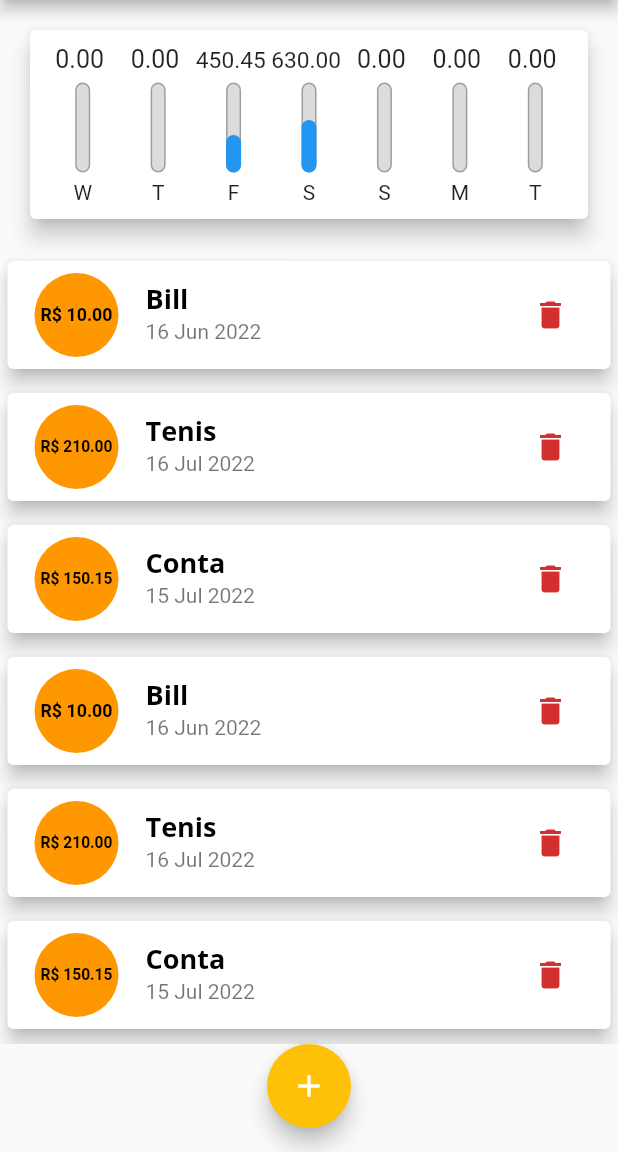
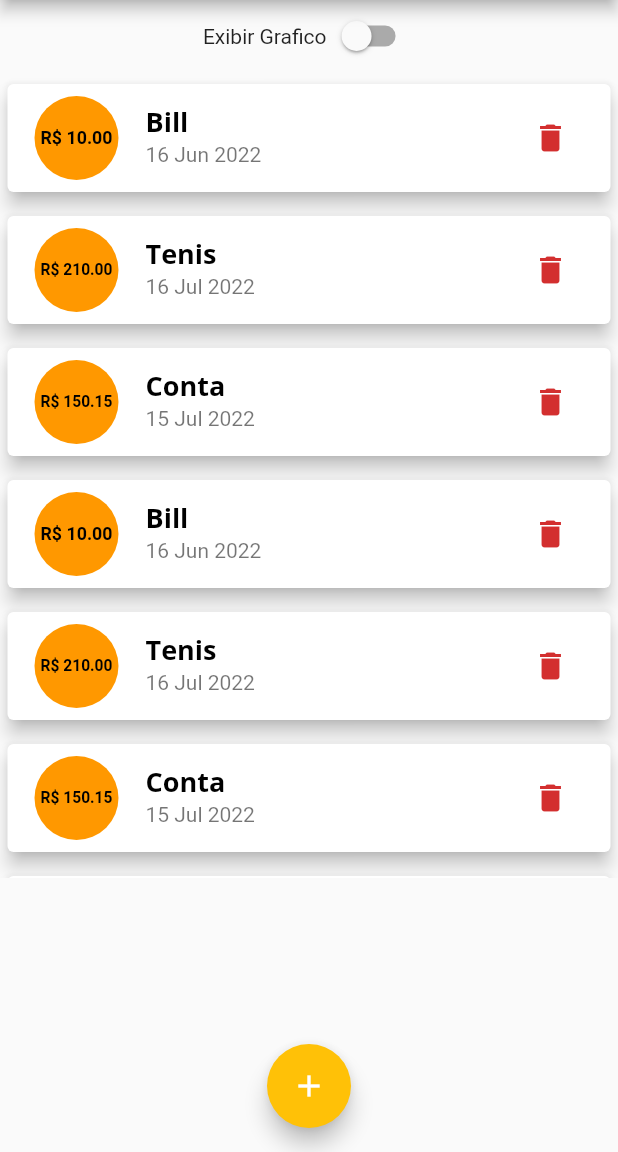
Before and after one commit to miradouro/despesas_pessoais_FLUTTER, a Flutter app: the screen it shows after launch, on a phone screen of 412 x 824 dp, the part 84-1236 px from its top. Run offline on Flutter 3.47's test engine with Material 2 defaults, Android fonts, the phone set to English and light mode, and no system bars; missing offline and left inert: dart:ffi.

Commit message:
melhorando responsividade

```diff
--- a/lib/components/chart_bar.dart
+++ b/lib/components/chart_bar.dart
@@ -9,10 +9,12 @@ class ChartBar extends StatelessWidget {
 
   @override
   Widget build(BuildContext context) {
+    return LayoutBuilder(
+      builder: (ctx, constraints) {
         return Column(
-      children: [
+          children: <Widget>[
             Container(
-          height: 20,
+              height: constraints.maxHeight * 0.15,
               child: FittedBox(
                 child: Text(
                   '${value.toStringAsFixed(2)} ',
@@ -21,10 +23,10 @@ class ChartBar extends StatelessWidget {
               ),
             ),
             SizedBox(
-          height: 5,
+              height: constraints.maxHeight * 0.05,
             ),
             Container(
-          height: 60,
+              height: constraints.maxHeight * 0.6,
               width: 10,
               child: Stack(
                 alignment: Alignment.bottomCenter,
@@ -49,10 +51,17 @@ class ChartBar extends StatelessWidget {
               ),
             ),
             SizedBox(
-          height: 5,
+              height: constraints.maxHeight * 0.05,
             ),
-        Text(label),
+            Container(
+              height: constraints.maxHeight * 0.10,
+              child: FittedBox(
+                child: Text(label),
+              ),
+            ),
           ],
+        );
+      },
     );
   }
 }
--- a/lib/components/transaction_list.dart
+++ b/lib/components/transaction_list.dart
@@ -10,9 +10,7 @@ class TransactionList extends StatelessWidget {
 
   @override
   Widget build(BuildContext context) {
-    return Container(
-      height: 530,
-      child: transactions.isEmpty
+    return transactions.isEmpty
         ? SingleChildScrollView(
             child: Column(
               children: <Widget>[
@@ -82,7 +80,6 @@ class TransactionList extends StatelessWidget {
                 ),
               );
             },
-            ),
           );
   }
 }
--- a/lib/main.dart
+++ b/lib/main.dart
@@ -1,9 +1,12 @@
+import 'dart:ffi';
+
 import 'package:flutter/material.dart';
 import 'components/chart.dart';
 import 'components/transaction_form.dart';
 import 'models/transaction.dart';
 import 'components/transaction_list.dart';
 import 'dart:math';
+import 'package:flutter/services.dart';
 
 void main() => runApp(const ExpensesApp());
 
@@ -12,6 +15,11 @@ class ExpensesApp extends StatelessWidget {
 
   @override
   Widget build(BuildContext context) {
+    // SystemChrome.setPreferredOrientations([
+    //   DeviceOrientation.portraitUp,
+    //   DeviceOrientation.portraitDown,
+    // ]);
+
     final ThemeData tema = ThemeData();
 
     return MaterialApp(
@@ -48,16 +56,53 @@ class MyHomePage extends StatefulWidget {
 }
 
 class _MyHomePageState extends State<MyHomePage> {
+  bool _showChart = false;
   final List<Transaction> _transactions = [
-    Transaction(id: "t1", title: "Bill", value: 10, date: DateTime.now().subtract(Duration(days: 33))),
-    Transaction(id: "t1", title: "Tenis", value: 210, date: DateTime.now().subtract(Duration(days: 3))),
-    Transaction(id: "t2", title: "Conta", value: 150.15, date: DateTime.now().subtract(Duration(days: 4))),
-    Transaction(id: "t3", title: "Bill", value: 10, date: DateTime.now().subtract(Duration(days: 33))),
-    Transaction(id: "t4", title: "Tenis", value: 210, date: DateTime.now().subtract(Duration(days: 3))),
-    Transaction(id: "t5", title: "Conta", value: 150.15, date: DateTime.now().subtract(Duration(days: 4))),
-    Transaction(id: "t6", title: "Bill", value: 10, date: DateTime.now().subtract(Duration(days: 33))),
-    Transaction(id: "t7", title: "Tenis", value: 210, date: DateTime.now().subtract(Duration(days: 3))),
-    Transaction(id: "t8", title: "Conta", value: 150.15, date: DateTime.now().subtract(Duration(days: 4))),
+    Transaction(
+        id: "t1",
+        title: "Bill",
+        value: 10,
+        date: DateTime.now().subtract(Duration(days: 33))),
+    Transaction(
+        id: "t1",
+        title: "Tenis",
+        value: 210,
+        date: DateTime.now().subtract(Duration(days: 3))),
+    Transaction(
+        id: "t2",
+        title: "Conta",
+        value: 150.15,
+        date: DateTime.now().subtract(Duration(days: 4))),
+    Transaction(
+        id: "t3",
+        title: "Bill",
+        value: 10,
+        date: DateTime.now().subtract(Duration(days: 33))),
+    Transaction(
+        id: "t4",
+        title: "Tenis",
+        value: 210,
+        date: DateTime.now().subtract(Duration(days: 3))),
+    Transaction(
+        id: "t5",
+        title: "Conta",
+        value: 150.15,
+        date: DateTime.now().subtract(Duration(days: 4))),
+    Transaction(
+        id: "t6",
+        title: "Bill",
+        value: 10,
+        date: DateTime.now().subtract(Duration(days: 33))),
+    Transaction(
+        id: "t7",
+        title: "Tenis",
+        value: 210,
+        date: DateTime.now().subtract(Duration(days: 3))),
+    Transaction(
+        id: "t8",
+        title: "Conta",
+        value: 150.15,
+        date: DateTime.now().subtract(Duration(days: 4))),
   ];
 
   List<Transaction> get _recentTransactions {
@@ -97,9 +142,10 @@ class _MyHomePageState extends State<MyHomePage> {
 
   @override
   Widget build(BuildContext context) {
-    return Scaffold(
-      appBar: AppBar(
-        title: Text("Despesas Pessoais"),
+    final appBar = AppBar(
+      title: Text(
+        "Despesas Pessoais",
+      ),
       centerTitle: true,
       actions: <Widget>[
         IconButton(
@@ -107,13 +153,45 @@ class _MyHomePageState extends State<MyHomePage> {
           icon: Icon(Icons.add),
         ),
       ],
-      ),
+    );
+
+    final avaliableHeight = MediaQuery.of(context).size.height -
+        appBar.preferredSize.height -
+        MediaQuery.of(context).padding.top;
+
+    return Scaffold(
+      appBar: appBar,
       body: SingleChildScrollView(
         child: Column(
-          crossAxisAlignment: CrossAxisAlignment.center,
+          crossAxisAlignment: CrossAxisAlignment.stretch,
           children: <Widget>[
-            Chart(_recentTransactions),
-            TransactionList(_transactions, _removeTransaction),
+            Row(
+              mainAxisAlignment: MainAxisAlignment.center,
+              children: <Widget>[
+                Text("Exibir Grafico"),
+                Switch(
+                  value: _showChart,
+                  onChanged: (value) {
+                    setState(() {
+                      _showChart = value;
+                    });
+                  },
+                ),
+              ],
+            ),
+            if (_showChart)
+              Container(
+                height: avaliableHeight * 0.3,
+                child: Chart(_recentTransactions),
+              ),
+            if (!_showChart)
+              Container(
+                height: avaliableHeight * 0.7,
+                child: TransactionList(
+                  _transactions,
+                  _removeTransaction,
+                ),
+              ),
           ],
         ),
       ),
```
Lines whose indentation alone changed are shown as unchanged.
